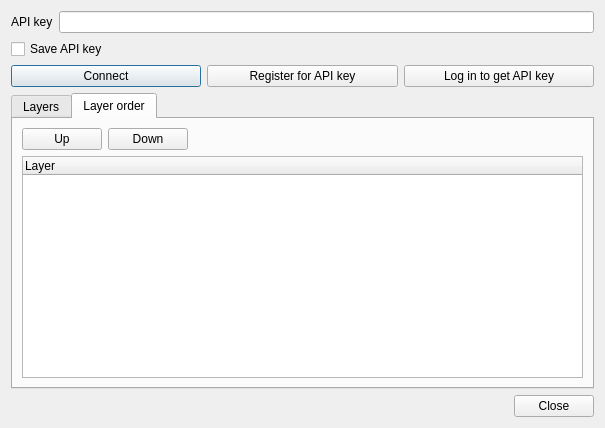
First picture: the form in addlayersdialogbase.ui, repository nextgis/qgis_scanex_express, before the edit.
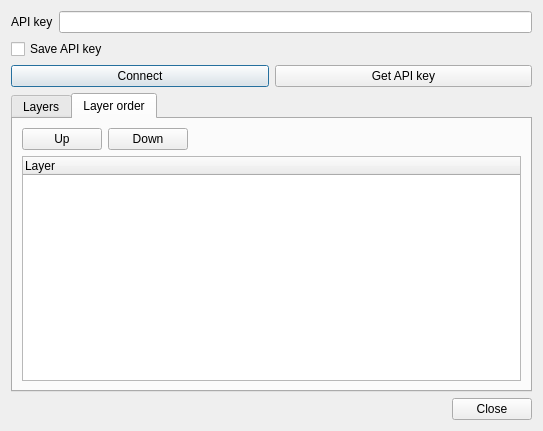
Second picture: the form after the edit.

```diff
--- a/addlayersdialogbase.ui
+++ b/addlayersdialogbase.ui
@@ -6,8 +6,8 @@
    <rect>
     <x>0</x>
     <y>0</y>
-    <width>605</width>
-    <height>428</height>
+    <width>543</width>
+    <height>431</height>
    </rect>
   </property>
   <property name="windowTitle">
@@ -48,17 +48,10 @@
        </property>
       </widget>
      </item>
-     <item>
-      <widget class="QPushButton" name="btnRegister">
-       <property name="text">
-        <string>Register for API key</string>
-       </property>
-      </widget>
-     </item>
      <item>
       <widget class="QPushButton" name="btnGetKey">
        <property name="text">
-        <string>Log in to get API key</string>
+        <string>Get API key</string>
        </property>
       </widget>
      </item>
```
